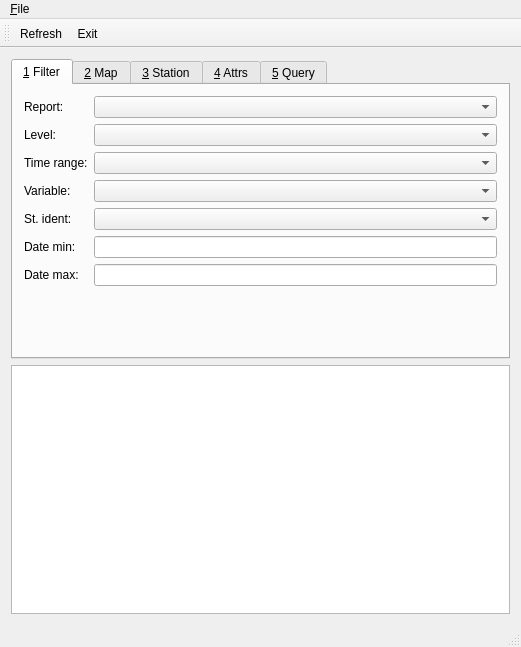
Before: the Qt Designer form provamimainwindow.ui in ARPA-SIMC/provami, drawn with Qt 5.
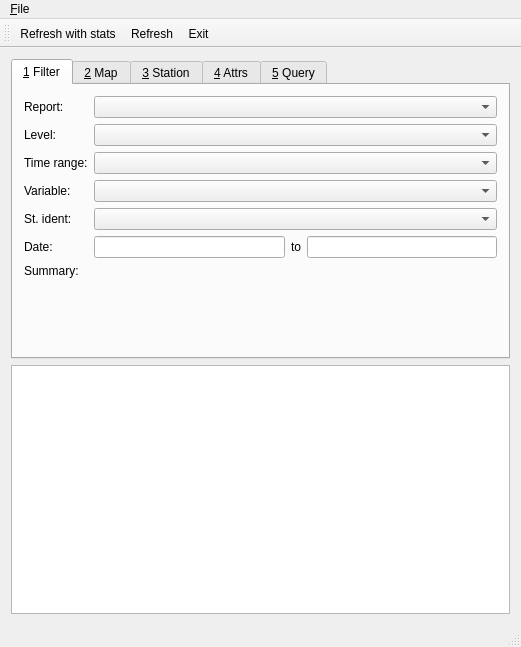
After: the same form once the commit is applied. Custom widgets are drawn as their Qt base class.

Commit message: Added stats display and refresh with stats button

What changed in the file:
```diff
--- a/provamimainwindow.ui
+++ b/provamimainwindow.ui
@@ -48,6 +48,9 @@
           <property name="sizeConstraint">
            <enum>QLayout::SetDefaultConstraint</enum>
           </property>
+          <property name="fieldGrowthPolicy">
+           <enum>QFormLayout::AllNonFixedFieldsGrow</enum>
+          </property>
           <item row="0" column="0">
            <widget class="QLabel" name="label">
             <property name="text">
@@ -101,22 +104,40 @@
           <item row="5" column="0">
            <widget class="QLabel" name="label_16">
             <property name="text">
-             <string>Date min:</string>
+             <string>Date:</string>
             </property>
            </widget>
           </item>
+          <item row="5" column="1">
+           <layout class="QHBoxLayout" name="horizontalLayout_7">
+            <item>
+             <widget class="provami::MinDateEdit" name="filter_datemin"/>
+            </item>
+            <item>
+             <widget class="QLabel" name="label_19">
+              <property name="text">
+               <string>to</string>
+              </property>
+             </widget>
+            </item>
+            <item>
+             <widget class="provami::MaxDateEdit" name="filter_datemax"/>
+            </item>
+           </layout>
+          </item>
           <item row="6" column="0">
            <widget class="QLabel" name="label_17">
             <property name="text">
-             <string>Date max:</string>
+             <string>Summary:</string>
             </property>
            </widget>
           </item>
-          <item row="5" column="1">
-           <widget class="provami::MinDateEdit" name="filter_datemin"/>
-          </item>
           <item row="6" column="1">
-           <widget class="provami::MaxDateEdit" name="filter_datemax"/>
+           <widget class="QLabel" name="filter_summary">
+            <property name="text">
+             <string/>
+            </property>
+           </widget>
           </item>
          </layout>
         </item>
@@ -439,6 +460,7 @@
    <attribute name="toolBarBreak">
     <bool>false</bool>
    </attribute>
+   <addaction name="actionRefreshAccurate"/>
    <addaction name="actionRefresh"/>
    <addaction name="actionExit"/>
   </widget>
@@ -465,6 +487,17 @@
     <string>Ctrl+R</string>
    </property>
   </action>
+  <action name="actionRefreshAccurate">
+   <property name="text">
+    <string>Refresh with stats</string>
+   </property>
+   <property name="toolTip">
+    <string>Refresh data from the database, computing updated statistics</string>
+   </property>
+   <property name="shortcut">
+    <string>Ctrl+Shift+R</string>
+   </property>
+  </action>
  </widget>
  <layoutdefault spacing="6" margin="11"/>
  <customwidgets>
```
Left out of the diff: 8 changed lines with no effect on the pictures. The commit also changes 5 other files.
